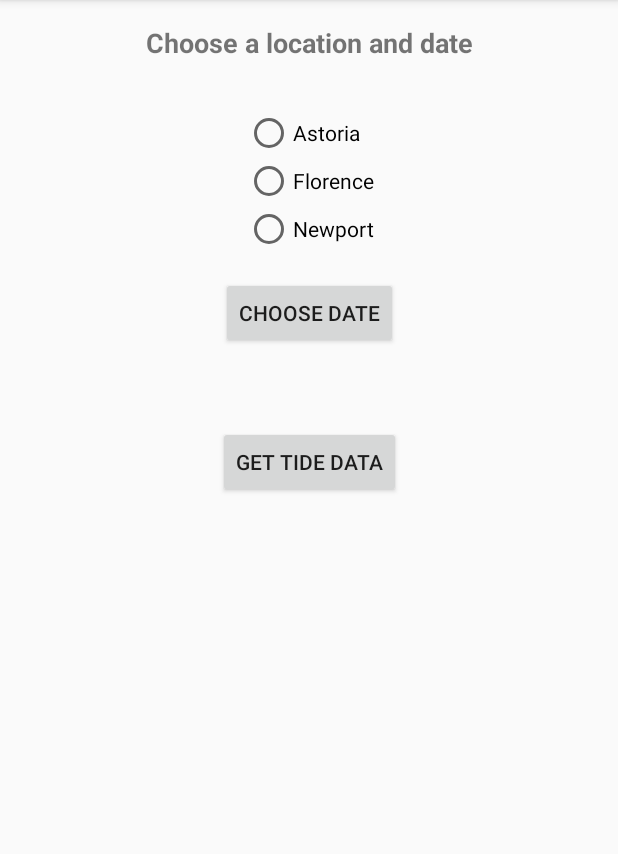
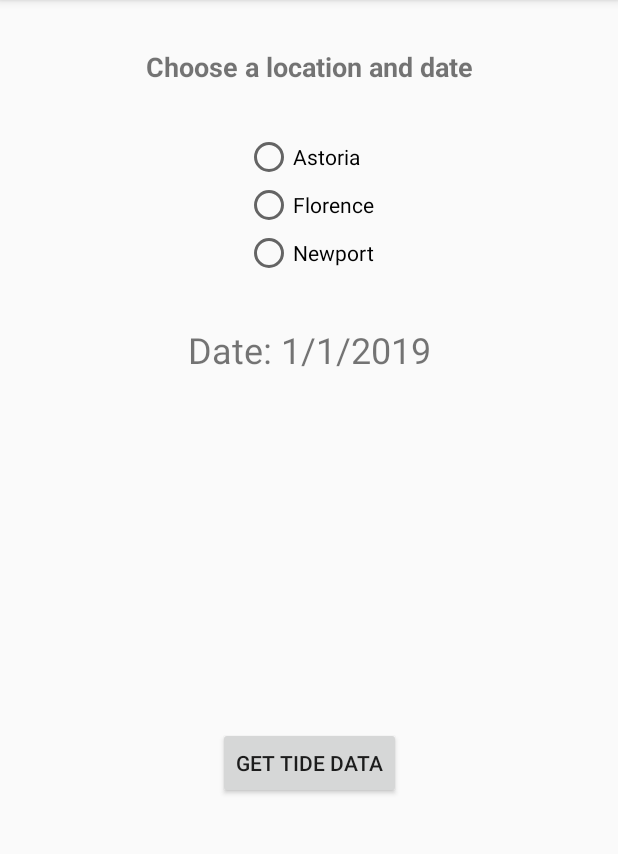
Before and after one commit to LaneGeek/TidesFromDatabase, an Android app: the screen it shows after launch (MainActivity), on a phone screen of 412 x 824 dp, the part 84-938 px from its top. Run offline under Robolectric (Android 15) with nearby library versions, the phone set to English and light mode, and no system bars.

Commit message:
Small UI change and tidy up.

```diff
--- a/app/src/main/java/sekhah/lane/tidesfromdatabase/MainActivity.kt
+++ b/app/src/main/java/sekhah/lane/tidesfromdatabase/MainActivity.kt
@@ -18,22 +18,19 @@ class MainActivity : AppCompatActivity() {
         val db = TideOpenHelper(this, null)
 
         if (db.isEmpty()) {
-            // Kotlin's functional programming in action
-            val xmlFileNames = cities.map { x -> "${x}.xml" }
-
             // We parse each city in the array one at a time
-            cities.forEachIndexed { i, _ ->
+            cities.forEach { city ->
                 run {
                     // We use the XML parser
                     val parser = XmlPullParserHandler()
-                    val inputStream = assets.open(xmlFileNames[i])
+                    val inputStream = assets.open("${city}.xml")
                     val tidesData = parser.parse(inputStream)
 
                     // We fill the database from the parsed XML file
                     tidesData.forEach { x ->
                         run {
                             val tide = TideDataEntry()
-                            tide.city = cities[i]
+                            tide.city = city
                             tide.date = x.date
                             tide.day = x.day
                             tide.time = x.time
@@ -54,9 +51,9 @@ class MainActivity : AppCompatActivity() {
         var month = 0
         var year = 0
 
-        dateButton.setOnClickListener {
+        dateTextView.setOnClickListener {
             val datePicker = DatePickerDialog(this, DatePickerDialog.OnDateSetListener { _, y, m, d ->
-                dateTextView.text = "Your chosen date: ${m + 1} / ${d} / ${y}"
+                dateTextView.text = "Date: ${m + 1}/${d}/${y}"
                 day = d
                 month = m
                 year = y
--- a/app/src/main/java/sekhah/lane/tidesfromdatabase/TideData.kt
+++ b/app/src/main/java/sekhah/lane/tidesfromdatabase/TideData.kt
@@ -1,6 +1,7 @@
 package sekhah.lane.tidesfromdatabase
 
 class TideData {
+    var city: String? = ""
     var date: String? = ""
     var day: String? = ""
     var time: String? = ""
--- a/app/src/main/java/sekhah/lane/tidesfromdatabase/TideOpenHelper.kt
+++ b/app/src/main/java/sekhah/lane/tidesfromdatabase/TideOpenHelper.kt
@@ -40,4 +40,7 @@ class TideOpenHelper(context: Context, factory: SQLiteDatabase.CursorFactory?) :
 
     // This function will get the first record and see if it exists
     fun isEmpty(): Boolean = this.readableDatabase.rawQuery("SELECT 1 FROM Tides LIMIT 1", null).count == 0
+
+    // This function will return a cursor with tides for a particular date
+    fun getTides(date: String): Cursor? = this.readableDatabase.rawQuery("SELECT * FROM Tides WHERE Date='${date}'", null)
 }
--- a/app/src/main/res/layout/activity_main.xml
+++ b/app/src/main/res/layout/activity_main.xml
@@ -10,7 +10,7 @@
         android:id="@+id/textView"
         android:layout_width="wrap_content"
         android:layout_height="wrap_content"
-        android:layout_marginTop="16dp"
+        android:layout_marginTop="32dp"
         android:text="Choose a location and date"
         android:textSize="18sp"
         android:textStyle="bold"
@@ -22,8 +22,8 @@
         android:id="@+id/getTideDateButton"
         android:layout_width="wrap_content"
         android:layout_height="wrap_content"
-        android:layout_marginTop="16dp"
         android:text="Get Tide Data"
+        app:layout_constraintBottom_toBottomOf="parent"
         app:layout_constraintEnd_toEndOf="parent"
         app:layout_constraintHorizontal_bias="0.5"
         app:layout_constraintStart_toStartOf="parent"
@@ -55,26 +55,16 @@
             android:layout_height="match_parent" />
     </RadioGroup>
 
-    <Button
-        android:id="@+id/dateButton"
+    <TextView
+        android:id="@+id/dateTextView"
         android:layout_width="wrap_content"
         android:layout_height="wrap_content"
-        android:layout_marginTop="16dp"
-        android:text="Choose Date"
+        android:layout_marginTop="32dp"
+        android:text="Date: 1/1/2019"
+        android:textSize="24sp"
         app:layout_constraintEnd_toEndOf="parent"
         app:layout_constraintHorizontal_bias="0.5"
         app:layout_constraintStart_toStartOf="parent"
         app:layout_constraintTop_toBottomOf="@+id/radioGroup" />
 
-    <TextView
-        android:id="@+id/dateTextView"
-        android:layout_width="wrap_content"
-        android:layout_height="wrap_content"
-        android:layout_marginTop="16dp"
-        android:textStyle="bold"
-        app:layout_constraintEnd_toEndOf="parent"
-        app:layout_constraintHorizontal_bias="0.5"
-        app:layout_constraintStart_toStartOf="parent"
-        app:layout_constraintTop_toBottomOf="@+id/dateButton" />
-
 </androidx.constraintlayout.widget.ConstraintLayout>
```
Also changed, not shown: app/src/main/java/sekhah/lane/tidesfromdatabase/TideDataActivity.kt (+28 -4 lines).
